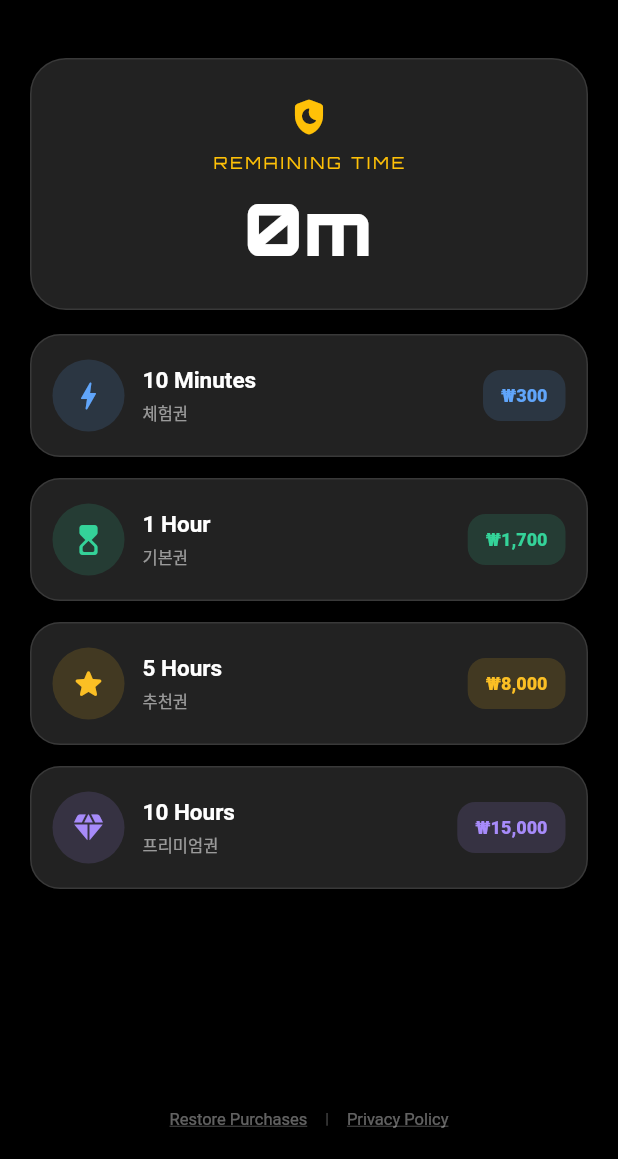
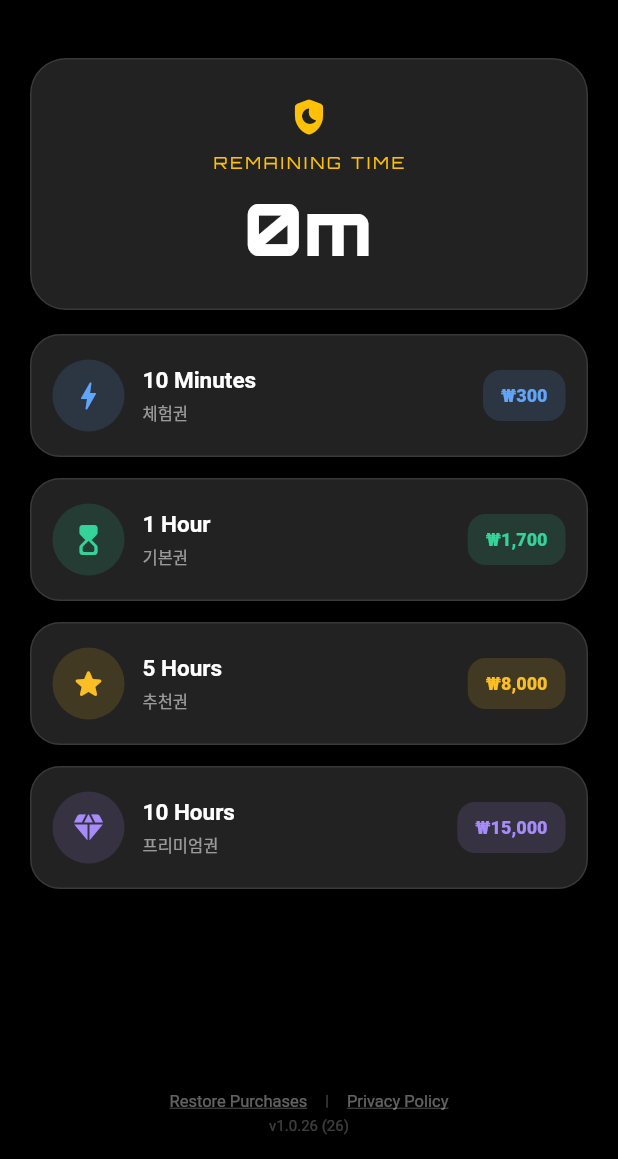
Before and after one commit to nojong62/stealthvox, a Flutter app: the StoreMaster screen opened directly, after a tap on the "shield moon" icon, on a phone screen of 412 x 824 dp, the part 77-1236 px from its top. Run offline on Flutter 3.47's test engine with Material 3 defaults, Android fonts, the phone set to English and light mode, and no system bars; our stand-ins replace audioplayers, auto_size_text, cloud_firestore, csv, equatable, firebase_auth and 17 more; missing offline and left inert: appsflyer_sdk, json_path, mime_type, purchases_flutter, record; accounts and stored records are empty.

Commit message:
feat: StoreMaster 하단 앱 버전 표시 추가 및 versionCode 26 적용
- StoreMaster 하단 Privacy Policy 아래 v1.0.26 (26) 형식 버전 텍스트 표시
- PackageInfo.fromPlatform()으로 동적 버전 로드 (fontSize: 10, 흰색 투명)
- pubspec.yaml: 1.0.25+25 → 1.0.26+26

Co-Authored-By: Claude Sonnet 4.6 <noreply@anthropic.com>

```diff
--- a/lib/custom_code/widgets/store_master.dart
+++ b/lib/custom_code/widgets/store_master.dart
@@ -19,6 +19,7 @@ import 'package:flutter/services.dart';
 import 'package:intl/intl.dart';
 import 'package:purchases_flutter/purchases_flutter.dart';
 import 'package:url_launcher/url_launcher.dart';
+import 'package:package_info_plus/package_info_plus.dart';
 // 💡 에러의 원인이었던 외부 패키지 삭제 완료! Firebase로 대체합니다.
 
 class StoreMaster extends StatefulWidget {
@@ -38,6 +39,7 @@ class StoreMaster extends StatefulWidget {
 class _StoreMasterState extends State<StoreMaster> {
   bool isProcessing = false;
   bool _showLogCopyButton = false;
+  String _versionText = '';
 
   final List<String> _debugLogs = [];
   void _log(String tag, String msg) {
@@ -95,6 +97,18 @@ class _StoreMasterState extends State<StoreMaster> {
     _log('STORE', 'StoreMaster initState');
     // 💡 v3.7 보강: 결제 화면 첫 진입 시 한 번만 RevenueCat 사용자 연결 안전 체크
     _initRevenueCatUser();
+    _loadVersion();
+  }
+
+  Future<void> _loadVersion() async {
+    try {
+      final info = await PackageInfo.fromPlatform();
+      if (mounted) {
+        setState(() {
+          _versionText = 'v${info.version} (${info.buildNumber})';
+        });
+      }
+    } catch (_) {}
   }
 
   // 💡 v3.7 보강: 결제 화면 최초 진입 시 한 번만 실행 — 매 결제마다 재로그인하지 않음
@@ -629,7 +643,7 @@ class _StoreMasterState extends State<StoreMaster> {
 
                   // 하단 부가 기능 메뉴
                   Padding(
-                    padding: const EdgeInsets.only(bottom: 20, top: 10),
+                    padding: const EdgeInsets.only(bottom: 4, top: 10),
                     child: Row(
                       mainAxisAlignment: MainAxisAlignment.center,
                       children: [
@@ -659,6 +673,15 @@ class _StoreMasterState extends State<StoreMaster> {
                       ],
                     ),
                   ),
+                  Padding(
+                    padding: const EdgeInsets.only(bottom: 16),
+                    child: Text(
+                      _versionText,
+                      textAlign: TextAlign.center,
+                      style: const TextStyle(
+                          color: Colors.white24, fontSize: 10),
+                    ),
+                  ),
                 ],
               ),
               if (isProcessing)
--- a/pubspec.yaml
+++ b/pubspec.yaml
@@ -15,7 +15,7 @@ publish_to: 'none' # Remove this line if you wish to publish to pub.dev
 # In iOS, build-name is used as CFBundleShortVersionString while build-number used as CFBundleVersion.
 # Read more about iOS versioning at
 # https://developer.apple.com/library/archive/documentation/General/Reference/InfoPlistKeyReference/Articles/CoreFoundationKeys.html
-version: 1.0.25+25
+version: 1.0.26+26
 
 environment:
   sdk: ">=3.0.0 <4.0.0"
```
